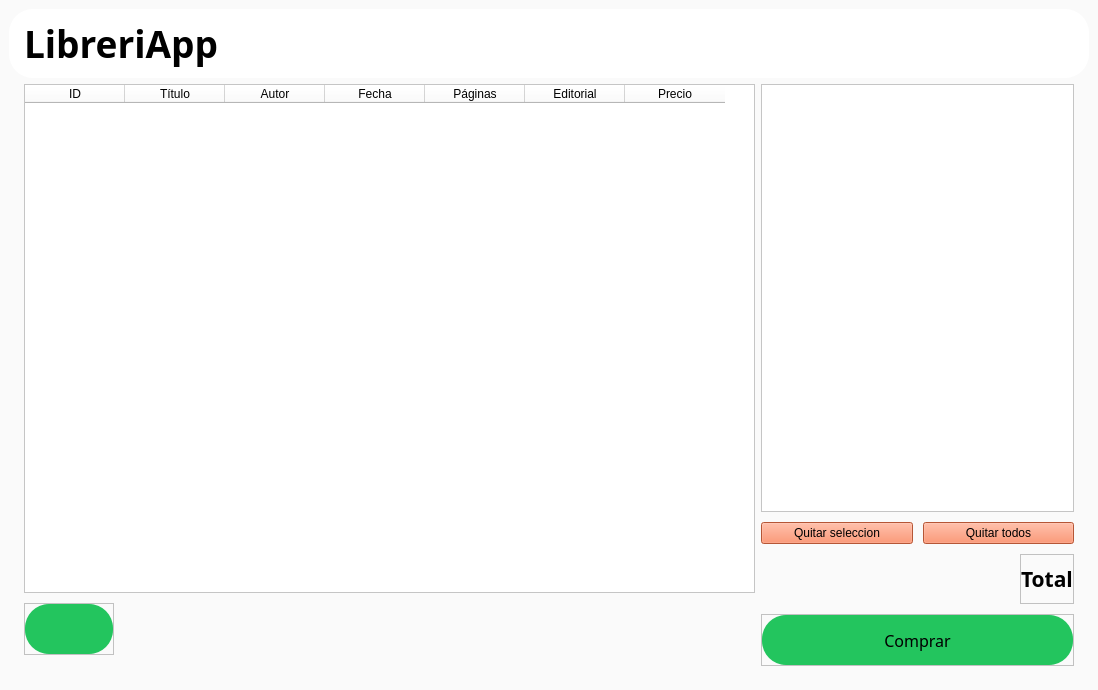
Above: win.ui from JuannRob/final-lab2 before the change. Below: the same form after it.
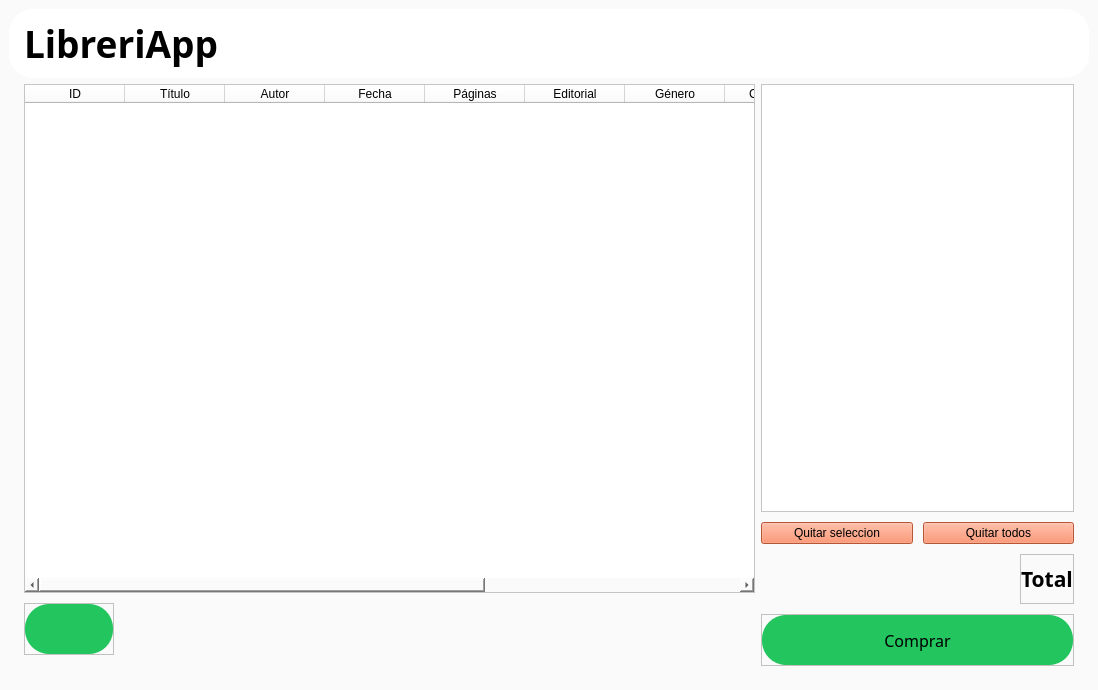
That is the form after the change. Icons and pictures are not drawn.

```diff
--- a/win.ui
+++ b/win.ui
@@ -116,6 +116,26 @@
               <string>Editorial</string>
              </property>
             </column>
+            <column>
+             <property name="text">
+              <string>Género</string>
+             </property>
+            </column>
+            <column>
+             <property name="text">
+              <string>Categoria</string>
+             </property>
+            </column>
+            <column>
+             <property name="text">
+              <string>Sinopsis</string>
+             </property>
+            </column>
+            <column>
+             <property name="text">
+              <string>Formato</string>
+             </property>
+            </column>
             <column>
              <property name="text">
               <string>Precio</string>
```
